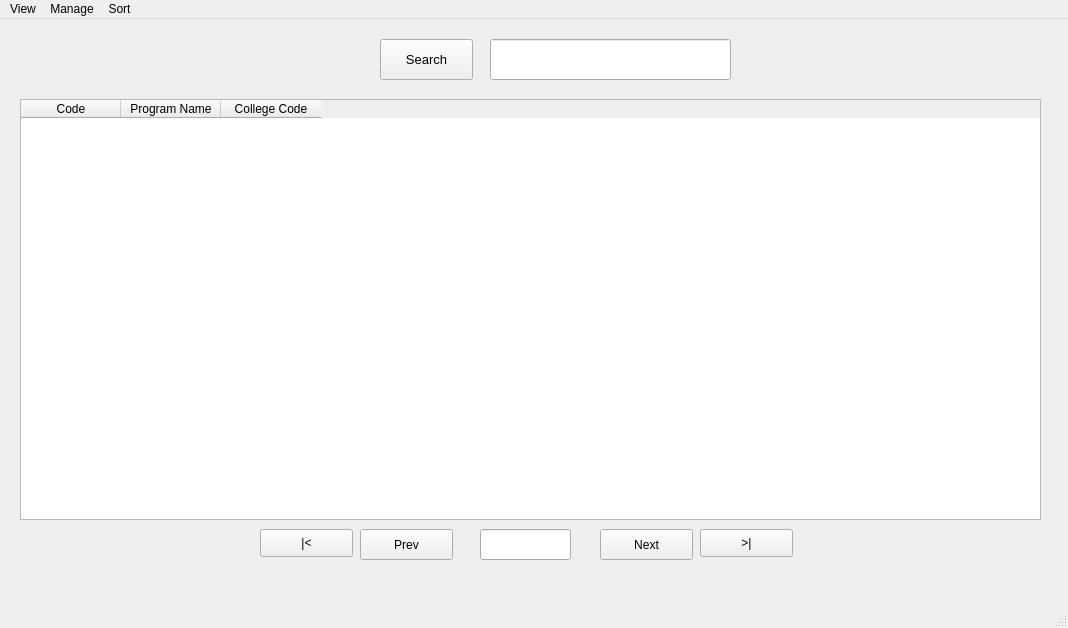
Before: the Qt Designer form programWindow.ui in WhaleRed/SSIS-MySQL, drawn with Qt 5.
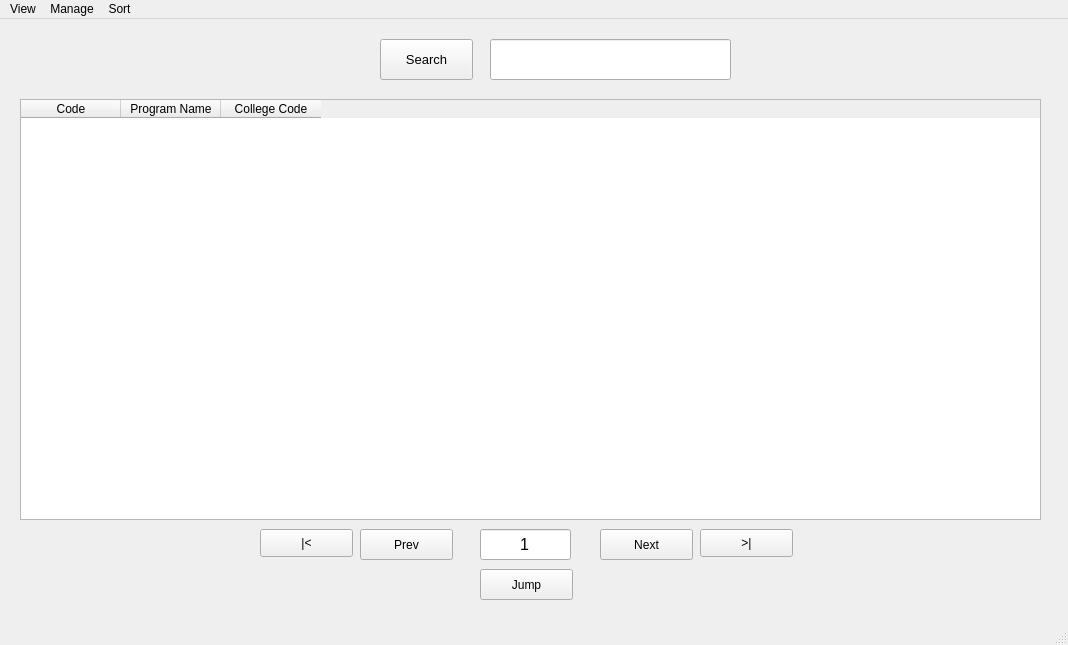
After: the same form once the commit is applied.

Commit message: Jump Button

Patch:
```diff
--- a/programWindow.ui
+++ b/programWindow.ui
@@ -7,7 +7,7 @@
     <x>0</x>
     <y>0</y>
     <width>1068</width>
-    <height>628</height>
+    <height>645</height>
    </rect>
   </property>
   <property name="windowTitle">
@@ -104,7 +104,13 @@
      </font>
     </property>
     <property name="text">
-     <string/>
+     <string>1</string>
+    </property>
+    <property name="alignment">
+     <set>Qt::AlignCenter</set>
+    </property>
+    <property name="readOnly">
+     <bool>false</bool>
     </property>
    </widget>
    <widget class="QPushButton" name="searchButton">
@@ -151,6 +157,19 @@
      <string>&gt;|</string>
     </property>
    </widget>
+   <widget class="QPushButton" name="jump">
+    <property name="geometry">
+     <rect>
+      <x>480</x>
+      <y>550</y>
+      <width>93</width>
+      <height>31</height>
+     </rect>
+    </property>
+    <property name="text">
+     <string>Jump</string>
+    </property>
+   </widget>
   </widget>
   <widget class="QMenuBar" name="menubar">
    <property name="geometry">
```
Left out of the diff: 18 changed lines with no effect on the pictures.
